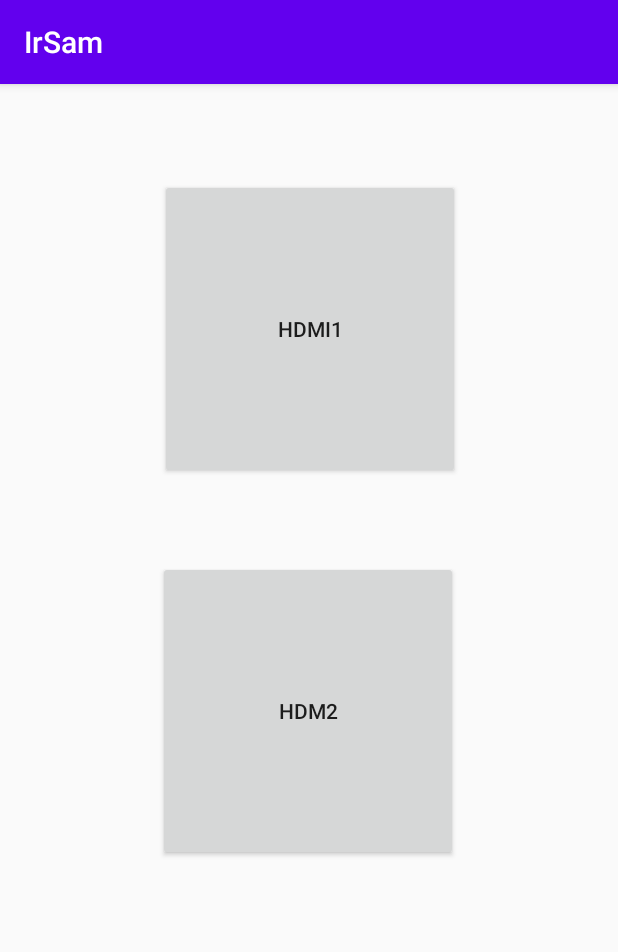
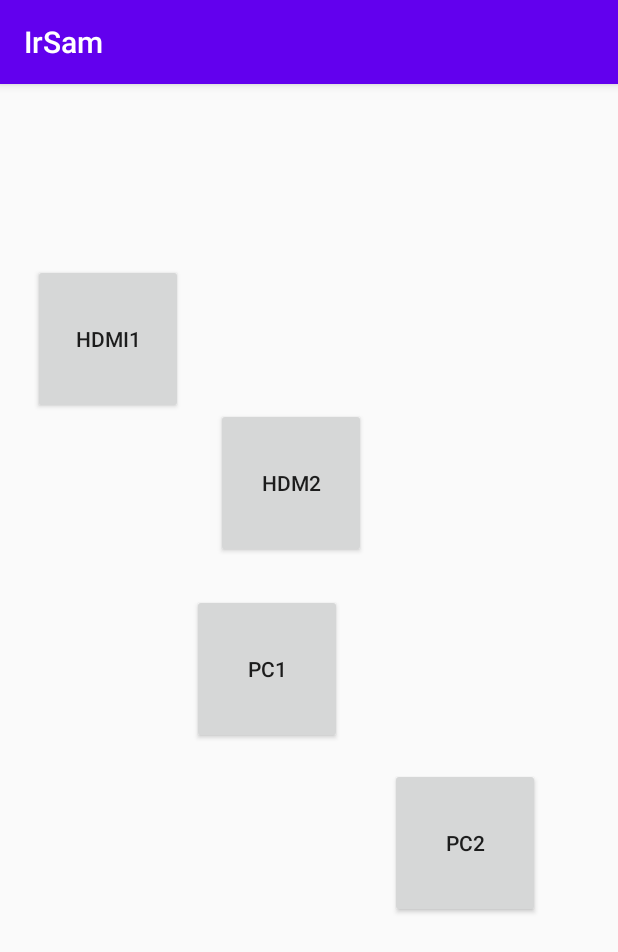
Before and after one commit to dafi/IrSam, an Android app: the screen it shows after launch (MainActivity), after a tap on "HDMI1", on a phone screen of 412 x 824 dp. Shown: the top 952 px of the screen. Run offline under Robolectric (Android 15) with nearby library versions, the phone set to English and light mode, and no system bars; 3 statements that could not run were skipped.

```diff
--- a/app/src/main/java/com/ternaryop/irsam/IRCommand.kt
+++ b/app/src/main/java/com/ternaryop/irsam/IRCommand.kt
@@ -1,10 +1,16 @@
 package com.ternaryop.irsam
 
 abstract class IRCommand internal constructor(irData: String) {
-    val frequency: Int
+    val frequency = 38400
     val pattern: IntArray
 
     init {
+        pattern = irData.split(", ").map {
+            it.toInt() }.toIntArray()
+//        parseFrequency(irData)
+    }
+
+    private fun parseFrequency(irData: String) {
         val list = irData.split(" ").toMutableList()
         list.removeAt(0)
         var frequency: Int = list.removeAt(0).toInt(16) // frequency
@@ -18,7 +24,7 @@ abstract class IRCommand internal constructor(irData: String) {
             count = list[i].toInt(16)
             pattern[i] = count * pulses
         }
-        this.frequency = frequency
-        this.pattern = pattern
+//        this.frequency = frequency
+//        this.pattern = pattern
     }
 }
--- a/app/src/main/java/com/ternaryop/irsam/MainActivity.kt
+++ b/app/src/main/java/com/ternaryop/irsam/MainActivity.kt
@@ -22,5 +22,14 @@ class MainActivity : AppCompatActivity() {
         findViewById<Button>(R.id.hdm2).setOnClickListener {
             helper.transmitIRCommand(SamsungTvIRCommand.TV_HDMI2)
         }
+
+        findViewById<Button>(R.id.pc1).setOnClickListener {
+            helper.transmitIRCommand(SamsungTvIRCommand.TV_PC1)
+        }
+
+        findViewById<Button>(R.id.pc2).setOnClickListener {
+            helper.transmitIRCommand(SamsungTvIRCommand.TV_PC2)
+        }
+
     }
 }
--- a/app/src/main/java/com/ternaryop/irsam/SamsungTvIRCommand.kt
+++ b/app/src/main/java/com/ternaryop/irsam/SamsungTvIRCommand.kt
@@ -21,19 +21,37 @@ class SamsungTvIRCommand private constructor(irData: String) : IRCommand(irData)
             "0000 006D 0000 0022 00AC 00AB 0015 0041 0015 0041 0015 0041 0015 0016 0015 0016 0015 0016 0015 0016 0015 0016 0015 0041 0015 0041 0015 0041 0015 0016 0015 0016 0015 0016 0015 0016 0015 0016 0015 0016 0015 0041 0015 0041 0015 0041 0015 0041 0015 0041 0015 0016 0015 0041 0015 0041 0015 0016 0015 0016 0015 0016 0015 0016 0015 0016 0015 0041 0015 0016 0015 0689"
 
 
-        val TV_POWER =
-            SamsungTvIRCommand(TV_POWER_HEX)
-        val TV_MUTE =
-            SamsungTvIRCommand(TV_MUTE_HEX)
-        val TV_VOLUME_DOWN =
-            SamsungTvIRCommand(TV_VOLUME_DOWN_HEX)
-        val TV_VOLUME_UP =
-            SamsungTvIRCommand(TV_VOLUME_UP_HEX)
-        val TV_SOURCE =
-            SamsungTvIRCommand(TV_SOURCE_HEX)
+        // /Volumes/Devel/stuff/examples/android/apk/samsung_remote/Universal Remote For Samsung_v1.3_apkpure.com.xapk.out/unknown/com.illusions.samsunguniversalremotecontrol/assets/databases/visio
+        private const val TV_HDMI1_HEX_DB =
+            "4524, 4472, 624, 1586, 624, 1612, 624, 1586, 624, 442, 650, 442, 624, 442, 624, 442, 624, 468, 624, 1586, 624, 1612, 624, 1586, 624, 468, 624, 442, 624, 442, 624, 468, 624, 442, 624, 1586, 624, 468, 624, 442, 624, 1612, 624, 442, 624, 1586, 650, 1586, 624, 1586, 650, 442, 624, 1586, 624, 1612, 624, 442, 624, 1612, 624, 442, 624, 442, 624, 468, 624, 48854"
+
+        private const val TV_HDMI2_HEX_DB =
+            "4498, 4472, 624, 1586, 624, 1612, 624, 1586, 624, 468, 624, 442, 624, 442, 624, 442, 624, 468, 624, 1586, 624, 1612, 624, 1586, 624, 468, 624, 442, 624, 442, 624, 468, 624, 442, 624, 442, 624, 1612, 624, 1586, 624, 1612, 624, 1586, 624, 1612, 624, 442, 624, 1612, 624, 1586, 624, 468, 624, 442, 624, 442, 624, 442, 650, 442, 624, 1586, 624, 468, 624, 48854"
+
+        private const val TV_PC1_HEX_DB =
+            "4524, 4472, 624, 1586, 624, 1612, 624, 1586, 624, 442, 650, 442, 624, 442, 624, 442, 624, 468, 624, 1586, 624, 1612, 624, 1586, 624, 468, 624, 442, 624, 442, 624, 468, 624, 442, 624, 1586, 624, 468, 624, 442, 624, 1612, 624, 442, 624, 1586, 624, 1612, 624, 442, 624, 468, 624, 1586, 624, 1612, 624, 442, 624, 1586, 650, 442, 624, 442, 624, 1612, 624, 48854"
+
+        private const val TV_PC2_HEX_DB =
+            "4472, 4394, 572, 1638, 572, 1638, 572, 1638, 572, 520, 572, 520, 572, 520, 572, 520, 572, 520, 572, 1638, 572, 1638, 572, 1638, 572, 520, 572, 520, 572, 520, 572, 520, 572, 520, 572, 1638, 572, 520, 572, 520, 572, 1638, 572, 520, 572, 1638, 572, 1638, 572, 520, 572, 520, 572, 1638, 572, 1638, 572, 520, 572, 1638, 572, 520, 572, 520, 572, 1638, 572, 45890"
+
+//        val TV_POWER =
+//            SamsungTvIRCommand(TV_POWER_HEX)
+//        val TV_MUTE =
+//            SamsungTvIRCommand(TV_MUTE_HEX)
+//        val TV_VOLUME_DOWN =
+//            SamsungTvIRCommand(TV_VOLUME_DOWN_HEX)
+//        val TV_VOLUME_UP =
+//            SamsungTvIRCommand(TV_VOLUME_UP_HEX)
+//        val TV_SOURCE =
+//            SamsungTvIRCommand(TV_SOURCE_HEX)
         val TV_HDMI1 =
-            SamsungTvIRCommand(TV_HDMI1_HEX)
+            SamsungTvIRCommand(TV_HDMI1_HEX_DB)
+//            SamsungTvIRCommand(TV_HDMI1_HEX)
         val TV_HDMI2 =
-            SamsungTvIRCommand(TV_HDMI2_HEX)
+            SamsungTvIRCommand(TV_HDMI2_HEX_DB)
+        val TV_PC1 =
+            SamsungTvIRCommand(TV_PC1_HEX_DB)
+        val TV_PC2 =
+            SamsungTvIRCommand(TV_PC2_HEX_DB)
     }
 }
--- a/app/src/main/res/layout/activity_main.xml
+++ b/app/src/main/res/layout/activity_main.xml
@@ -8,26 +8,43 @@
 
     <Button
         android:id="@+id/hdm1"
-        android:layout_width="200dp"
-        android:layout_height="200dp"
-        android:text="HDMI1"
-        app:layout_constraintBottom_toBottomOf="parent"
-        app:layout_constraintHorizontal_bias="0.502"
+        android:layout_width="100dp"
+        android:layout_height="100dp"
+        android:text="@string/hdmi1"
+        app:layout_constraintBottom_toTopOf="@id/pc1"
         app:layout_constraintLeft_toLeftOf="parent"
-        app:layout_constraintRight_toRightOf="parent"
-        app:layout_constraintTop_toTopOf="parent"
-        app:layout_constraintVertical_bias="0.112" />
+        app:layout_constraintRight_toLeftOf="@id/hdm2"
+        app:layout_constraintTop_toTopOf="parent" />
 
     <Button
         android:id="@+id/hdm2"
-        android:layout_width="200dp"
-        android:layout_height="200dp"
-        android:text="HDM2"
+        android:layout_width="100dp"
+        android:layout_height="100dp"
+        android:layout_marginTop="216dp"
+        android:layout_marginEnd="168dp"
+        android:text="@string/hdm2"
+        app:layout_constraintEnd_toEndOf="parent"
+        app:layout_constraintTop_toTopOf="parent" />
+
+    <Button
+        android:id="@+id/pc1"
+        android:layout_width="100dp"
+        android:layout_height="100dp"
+        android:layout_marginStart="128dp"
+        android:layout_marginBottom="328dp"
+        android:text="@string/pc1"
+        app:layout_constraintBottom_toBottomOf="parent"
+        app:layout_constraintStart_toStartOf="parent" />
+
+    <Button
+        android:id="@+id/pc2"
+        android:layout_width="100dp"
+        android:layout_height="100dp"
+        android:text="@string/pc2"
         app:layout_constraintBottom_toBottomOf="parent"
         app:layout_constraintEnd_toEndOf="parent"
-        app:layout_constraintHorizontal_bias="0.497"
-        app:layout_constraintStart_toStartOf="parent"
-        app:layout_constraintTop_toBottomOf="@+id/hdm1"
-        app:layout_constraintVertical_bias="0.18" />
-
+        app:layout_constraintHorizontal_bias="0.384"
+        app:layout_constraintStart_toEndOf="@+id/pc1"
+        app:layout_constraintTop_toBottomOf="@+id/hdm2"
+        app:layout_constraintVertical_bias="0.397" />
 </androidx.constraintlayout.widget.ConstraintLayout>
--- a/app/src/main/res/values/strings.xml
+++ b/app/src/main/res/values/strings.xml
@@ -1,3 +1,7 @@
 <resources>
     <string name="app_name">IrSam</string>
+    <string name="pc2">PC2</string>
+    <string name="pc1">PC1</string>
+    <string name="hdmi1">HDMI1</string>
+    <string name="hdm2">HDM2</string>
 </resources>
```
